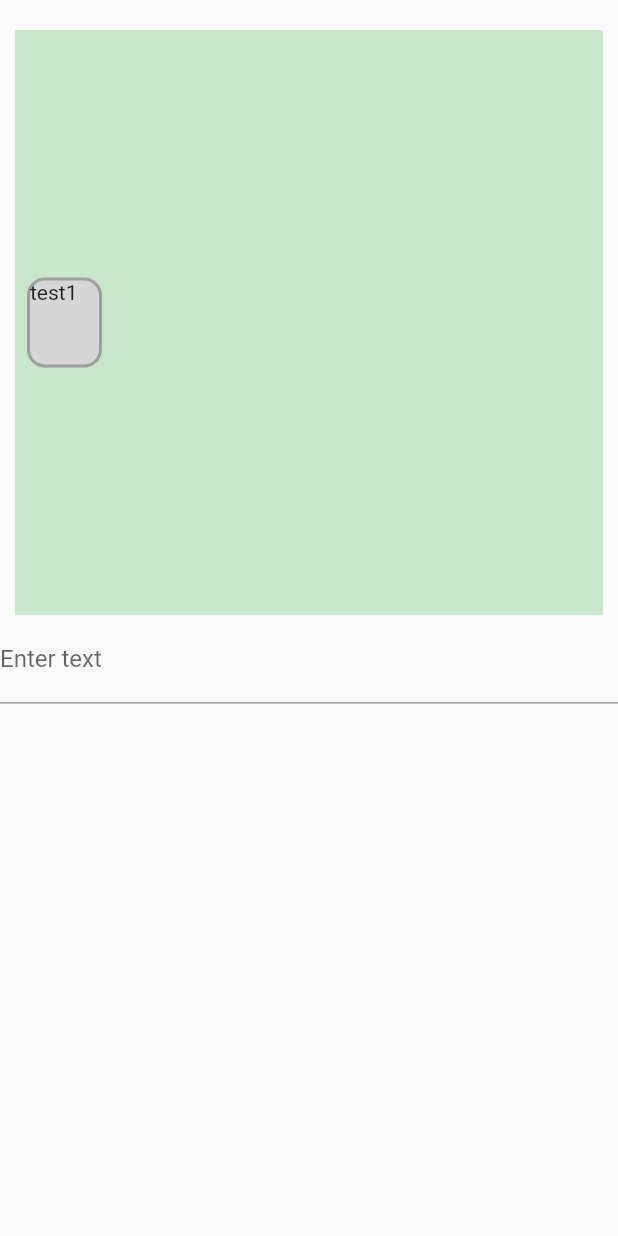
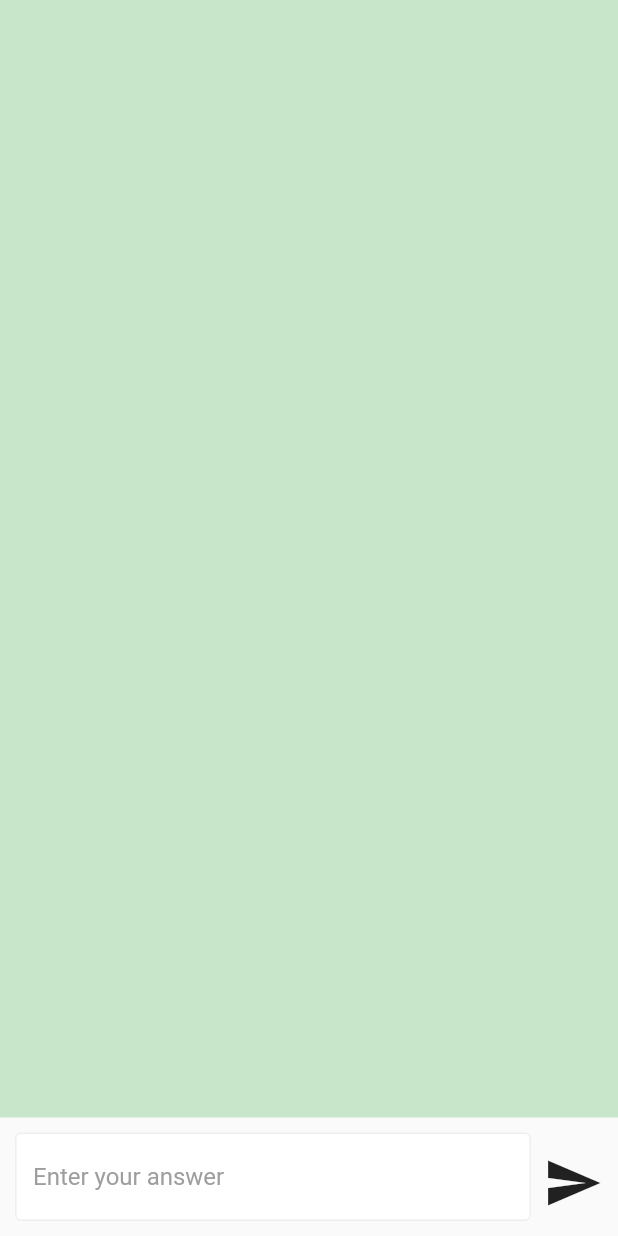
Before and after one commit to jsjin7371/simple_word_game, a Flutter app: the GamePage screen opened directly, on a phone screen of 412 x 824 dp. Run offline on Flutter 3.47's test engine with Material 2 defaults, Android fonts, the light colour scheme and no system bars.

Commit message:
add text field

```diff
--- /dev/null
+++ b/lib/components/my_text_field.dart
@@ -0,0 +1,34 @@
+import 'package:flutter/material.dart';
+
+class MyTextField extends StatelessWidget {
+  final TextEditingController controller;
+  final String hintText;
+  final bool obscureText;
+
+  const MyTextField({
+    super.key,
+    required this.controller,
+    required this.hintText,
+    required this.obscureText,
+  });
+
+  @override
+  Widget build(BuildContext context) {
+    return TextField(
+      controller: controller,
+      obscureText: obscureText,
+      decoration: InputDecoration(
+        enabledBorder: OutlineInputBorder(
+          borderSide: BorderSide(color: Colors.grey.shade200),
+        ),
+        focusedBorder: const OutlineInputBorder(
+          borderSide: BorderSide(color: Colors.grey),
+        ),
+        filled: true,
+        fillColor: Colors.white,
+        hintText: hintText,
+        hintStyle: const TextStyle(color: Colors.grey),
+      ),
+    );
+  }
+}
--- a/lib/pages/game_page.dart
+++ b/lib/pages/game_page.dart
@@ -1,4 +1,5 @@
 import 'package:flutter/material.dart';
+import 'package:kkodeul/components/my_text_field.dart';
 import 'package:kkodeul/function/seperate_into_letters.dart';
 import 'package:kkodeul/widget/text_box.dart';
 
@@ -10,54 +11,57 @@ class GamePage extends StatefulWidget {
 }
 
 class _GamePageState extends State<GamePage> {
-  final List<String> _inputText = [];
+  final TextEditingController _textController = TextEditingController();
 
-  final ScrollController _scrollController = ScrollController();
+  void sendText() {
+    if (_textController.text.isNotEmpty) {
+      _textController.clear();
+    }
+  }
 
   @override
   void dispose() {
-    _scrollController.dispose();
     super.dispose();
   }
 
   @override
   Widget build(BuildContext context) {
     return Scaffold(
-      body: ListView(
-        controller: _scrollController, // ScrollController ����
+      body: Column(
         children: [
-          Padding(
-            padding: const EdgeInsets.only(
-              left: 10,
-              right: 10,
-              top: 20,
-            ),
+          Expanded(
             child: SizedBox(
-              width: 360,
-              height: 390,
               child: Container(
                 color: Colors.green[100],
                 child: const Row(
-                  children: [
-                    TextBox(),
-                  ],
+                  children: [],
                 ),
               ),
             ),
           ),
-          TextField(
-            onTap: () {
-              _scrollController.animateTo(120.0,
-                  duration: const Duration(milliseconds: 500),
-                  curve: Curves.ease);
-            },
-            onChanged: (value) {
-              setState(() {
-                _inputText.add(separateIntoLetters(value));
-              });
-            },
-            decoration: const InputDecoration(
-              labelText: 'Enter text',
+          _buildTextInput(),
+        ],
+      ),
+    );
+  }
+
+  Widget _buildTextInput() {
+    return Padding(
+      padding: const EdgeInsets.all(10),
+      child: Row(
+        children: [
+          Expanded(
+            child: MyTextField(
+              controller: _textController,
+              hintText: 'Enter your answer',
+              obscureText: false,
+            ),
+          ),
+          IconButton(
+            onPressed: sendText,
+            icon: const Icon(
+              Icons.send,
+              size: 40,
             ),
           ),
         ],
```
Also changed, not shown: lib/function/seperate_into_letters.dart (+17 -17 lines), lib/widget/text_box.dart (+33 -4 lines), pubspec.lock.
